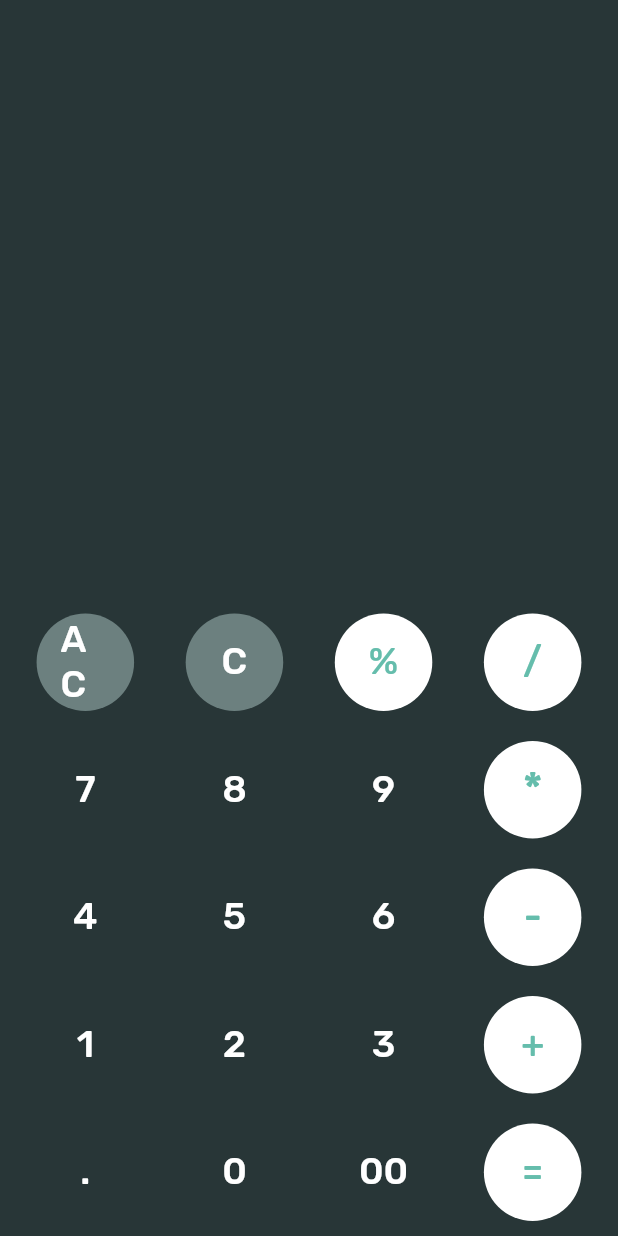
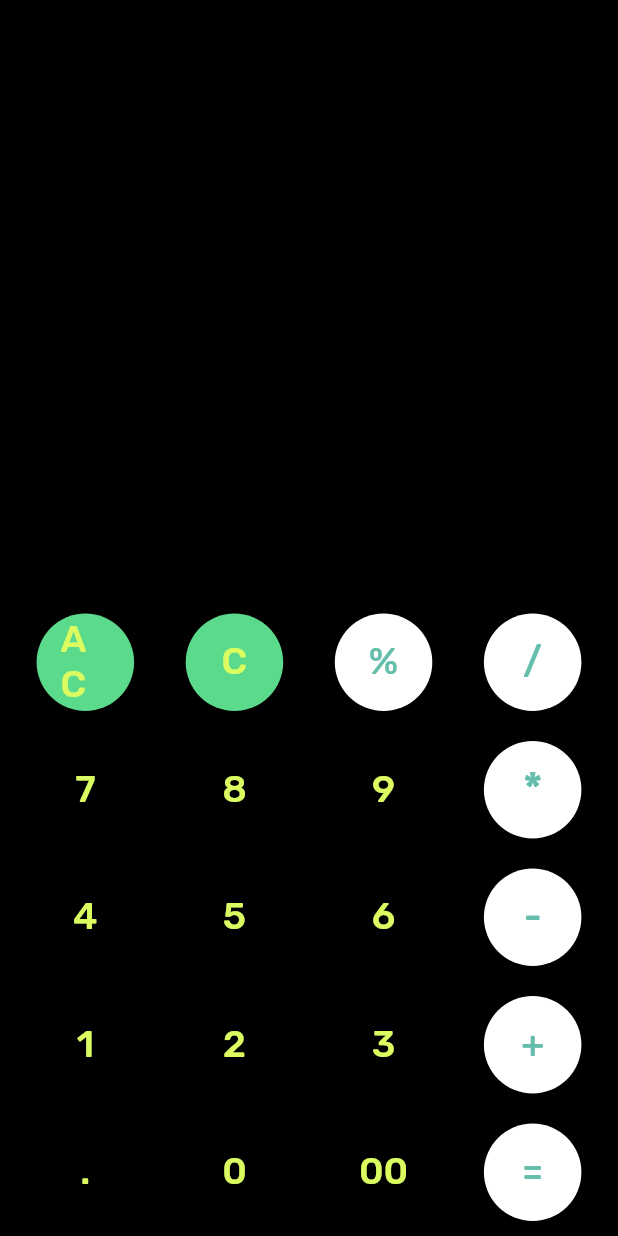
Before and after one commit to hiverkiya/Flutter-Apps, a Flutter app: the screen it shows after launch, on a phone screen of 412 x 824 dp. Run offline on Flutter 3.47's test engine with Material 2 defaults, Android fonts, the phone set to English and light mode, and no system bars; our stand-ins replace google_fonts, math_expressions.

Commit message:
Changing ColorScheme

```diff
--- a/calculator/lib/main.dart
+++ b/calculator/lib/main.dart
@@ -52,7 +52,7 @@ class CalcAppState extends State<CalcApp> {
     return MaterialApp(
       title: 'Calculator',
       home: Scaffold(
-        backgroundColor: Color(0xFF283637),
+        backgroundColor: Color(0xFF000000),
         body: Column(
           mainAxisAlignment: MainAxisAlignment.end,
           children: <Widget>[
@@ -62,7 +62,7 @@ class CalcAppState extends State<CalcApp> {
                 _history,
                 style: GoogleFonts.rubik(
                   textStyle: TextStyle(fontSize: 24),
-                  color: Color(0xFF545F61),
+                  color: Color(0xFFFFFFFF),
                 ),
               ),
               alignment: Alignment(1, 1),
@@ -86,12 +86,12 @@ class CalcAppState extends State<CalcApp> {
               children: <Widget>[
                 CalcButton(
                   text: 'AC',
-                  fillColor: 0xFF6C807F,
+                  fillColor: 0xFF5BDA8B,
                   callback: allClear,
                 ),
                 CalcButton(
                   text: 'C',
-                  fillColor: 0xFF6C807F,
+                  fillColor: 0xFF5BDA8B,
                   callback: clear,
                 ),
                 CalcButton(
--- a/calculator/lib/widgets/CalcButton.dart
+++ b/calculator/lib/widgets/CalcButton.dart
@@ -11,7 +11,7 @@ class CalcButton extends StatelessWidget {
     Key key,
     this.fillColor,
     this.text,
-    this.textColor = 0xFFFFFFFF,
+    this.textColor = 0xFFDAFC61,
     this.textSize = 25,
     this.callback,
   }) : super(key: key);
```
Also changed, not shown: calculator/calculator.PNG (added).
